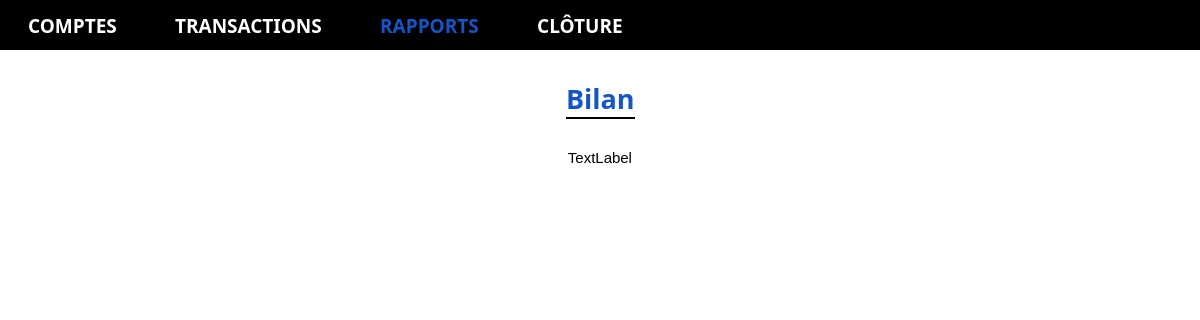
Qt form treasurer/rapportview.ui (BiteKirby3/Treasurer) before a commit; both pictures show x 0 to 1200 and y 0 to 320 of the 1200 by 800 pixel window.
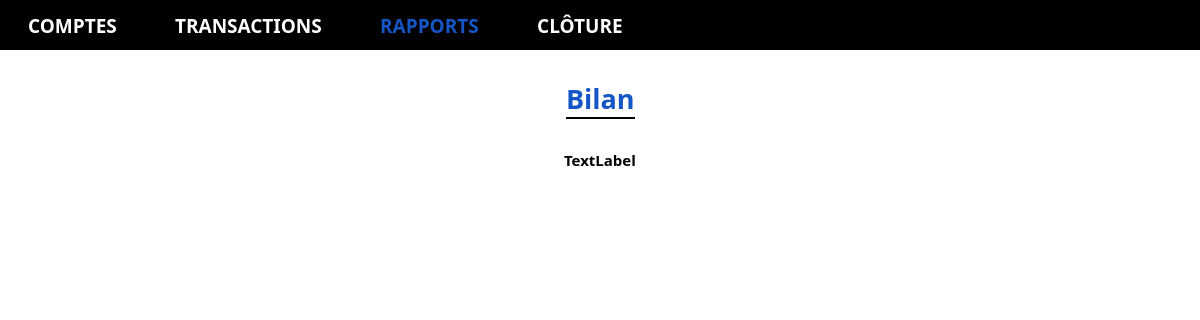
The same form after that commit. Icons and pictures are not drawn.

Diff of the .ui file:
```diff
--- a/treasurer/rapportview.ui
+++ b/treasurer/rapportview.ui
@@ -375,6 +375,14 @@
                <layout class="QHBoxLayout" name="horizontalLayout_8">
                 <item>
                  <widget class="QLabel" name="dateLabel">
+                  <property name="font">
+                   <font>
+                    <family>Raleway</family>
+                    <pointsize>11</pointsize>
+                    <weight>75</weight>
+                    <bold>true</bold>
+                   </font>
+                  </property>
                   <property name="text">
                    <string>&lt;html&gt;&lt;head/&gt;&lt;body&gt;&lt;p&gt;&lt;span style=&quot; font-size:11pt;&quot;&gt;TextLabel&lt;/span&gt;&lt;/p&gt;&lt;/body&gt;&lt;/html&gt;</string>
                   </property>
@@ -434,6 +442,14 @@
             </property>
             <item>
              <widget class="QTableView" name="tableView">
+              <property name="font">
+               <font>
+                <family>Raleway</family>
+                <pointsize>11</pointsize>
+                <weight>50</weight>
+                <bold>false</bold>
+               </font>
+              </property>
               <property name="frameShape">
                <enum>QFrame::NoFrame</enum>
               </property>
```
Left out of the diff: 26 changed lines with no effect on the pictures.
